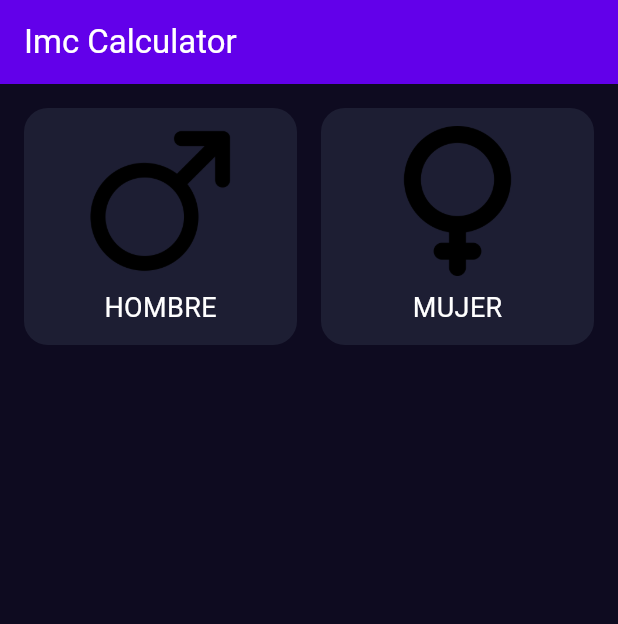
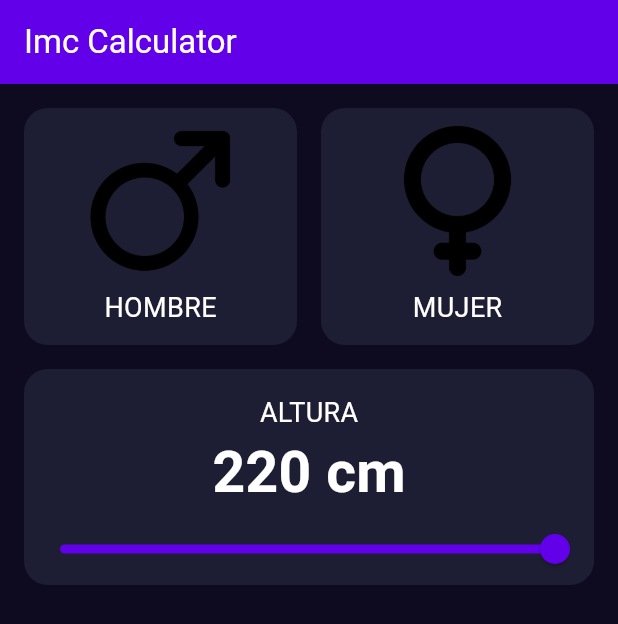
Before and after one commit to Axzyz/imc_calculator, a Flutter app: the screen it shows after launch, on a phone screen of 412 x 824 dp. Shown: the top 624 px of the screen. Run offline on Flutter 3.47's test engine with Material 3 defaults, Android fonts, the phone set to English and light mode, and no system bars.

Commit message:
Componente height_selector
Se sube el componente height_selector y se agregan algunos text_styles

```diff
--- /dev/null
+++ b/lib/components/height_selector.dart
@@ -0,0 +1,50 @@
+import 'package:flutter/material.dart';
+import 'package:imc_calculator/core/app_colors.dart';
+import 'package:imc_calculator/core/text_styles.dart';
+
+class HeightSelector extends StatefulWidget {
+  const HeightSelector({super.key});
+
+  @override
+  State<HeightSelector> createState() => _HeightSelectorState();
+}
+
+class _HeightSelectorState extends State<HeightSelector> {
+  double height = 220;
+
+  @override
+  Widget build(BuildContext context) {
+    return Padding(
+      padding: const EdgeInsets.symmetric(horizontal: 16.0),
+      child: Container(
+        decoration: BoxDecoration(
+          color: AppColors.backgroundComponent,
+          borderRadius: BorderRadius.circular(16.0),
+        ),
+        child: Column(
+          children: [
+            SizedBox(height: 16.0),
+            Text('Altura'.toUpperCase(), style: TextStyles.bodyText),
+            Text(
+              '${height.toStringAsFixed(0)} cm',
+              style: TextStyles.componentText,
+            ),
+            Slider(
+              value: height,
+              onChanged: (newHeight) {
+                setState(() {
+                  height = newHeight;
+                });
+              },
+              min: 150,
+              max: 220,
+              divisions: 70,
+              // label: "$height cm",
+              activeColor: AppColors.primary,
+            ),
+          ],
+        ),
+      ),
+    );
+  }
+}
--- a/lib/core/text_styles.dart
+++ b/lib/core/text_styles.dart
@@ -5,4 +5,10 @@ class TextStyles {
     color: Colors.white,
     fontSize: 18.0,
   );
+
+  static const TextStyle componentText = TextStyle(
+    color: Colors.white,
+    fontSize: 38.0,
+    fontWeight: FontWeight.bold
+  );
 }
--- a/lib/screens/imc_home_screen.dart
+++ b/lib/screens/imc_home_screen.dart
@@ -1,5 +1,6 @@
 import 'package:flutter/material.dart';
 import 'package:imc_calculator/components/gender_selector.dart';
+import 'package:imc_calculator/components/height_selector.dart';
 
 class ImcHomeScreen extends StatefulWidget {
   const ImcHomeScreen({super.key});
@@ -13,7 +14,8 @@ class _ImcHomeScreenState extends State<ImcHomeScreen> {
   Widget build(BuildContext context) {
     return Column(
       children: [
-        GenderSelector()
+        GenderSelector(),
+        HeightSelector()
       ],
     );
   }
```
